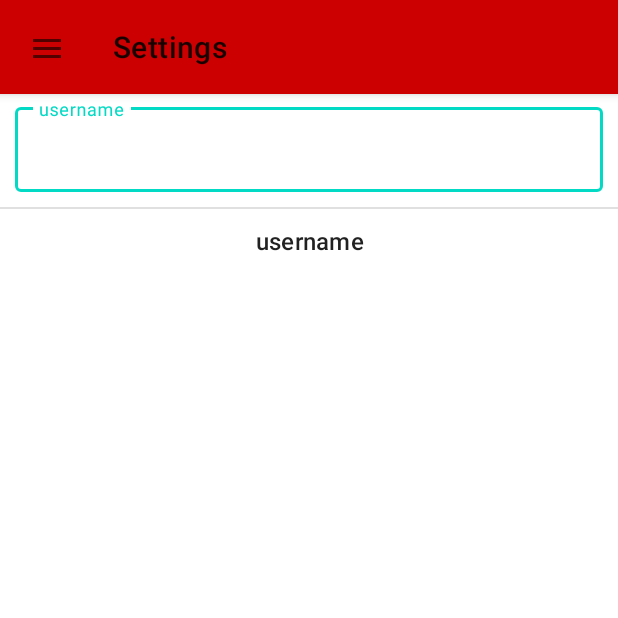
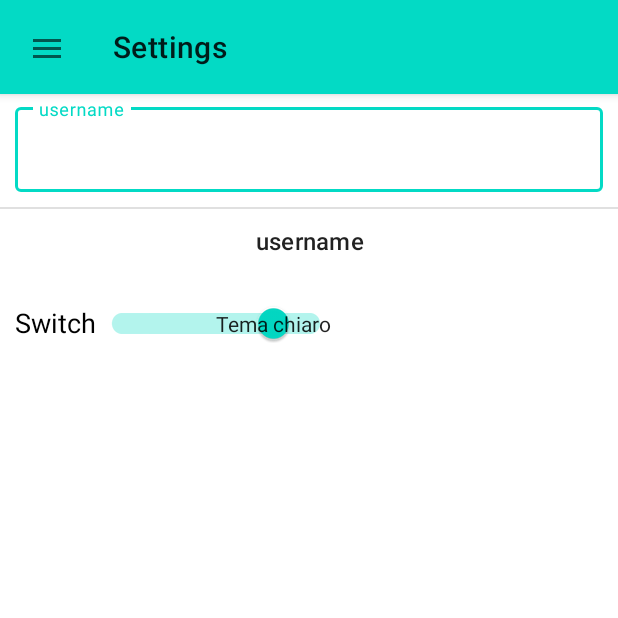
Before and after one commit to MatVan99ita/LordOfTheGames-MobileApp, an Android app: the screen it shows after launch (SettingsActivity), after a tap on "Settings", on a phone screen of 412 x 824 dp, the top half of it. Run offline under Robolectric (Android 15) with nearby library versions, the phone set to English and light mode, and no system bars; our stand-ins replace Room's generated code; 1 other tap on this screen came first.

Commit message:
tocca forzare i tema scuro

```diff
--- a/LordOfTheGames/app/src/main/java/com/example/lordofthegames/MainActivity.kt
+++ b/LordOfTheGames/app/src/main/java/com/example/lordofthegames/MainActivity.kt
@@ -2,7 +2,10 @@ package com.example.lordofthegames
 
 //import com.example.lordofthegames.databinding.ActivityMainBinding
 
+import android.app.UiModeManager
+import android.content.Context
 import android.content.Intent
+import android.content.SharedPreferences
 import android.graphics.Bitmap
 import android.graphics.PorterDuff
 import android.graphics.drawable.BitmapDrawable
@@ -14,6 +17,7 @@ import android.view.MenuItem
 import androidx.activity.viewModels
 import androidx.appcompat.app.ActionBarDrawerToggle
 import androidx.appcompat.app.AppCompatActivity
+import androidx.appcompat.app.AppCompatDelegate
 import androidx.core.content.ContextCompat
 import androidx.core.view.GravityCompat
 import androidx.drawerlayout.widget.DrawerLayout
@@ -207,6 +211,17 @@ class MainActivity : AppCompatActivity() {
 
 
 
+
+        val sharedPreferences: SharedPreferences = this.getPreferences(Context.MODE_PRIVATE)
+        val uiModeManager = this.getSystemService(Context.UI_MODE_SERVICE) as UiModeManager
+        val mode = uiModeManager.nightMode
+        val isDarkTheme = sharedPreferences.getBoolean("theme", mode == UiModeManager.MODE_NIGHT_YES)
+        AppCompatDelegate.setDefaultNightMode( if(isDarkTheme) AppCompatDelegate.MODE_NIGHT_YES else AppCompatDelegate.MODE_NIGHT_NO);
+
+
+
+
+
     }
 
 
--- a/LordOfTheGames/app/src/main/java/com/example/lordofthegames/Settings/SettingsActivity.kt
+++ b/LordOfTheGames/app/src/main/java/com/example/lordofthegames/Settings/SettingsActivity.kt
@@ -1,9 +1,15 @@
 package com.example.lordofthegames.Settings
 
+import android.content.Context
 import android.content.Intent
 import android.os.Bundle
+import android.util.AttributeSet
+import android.util.Log
 import android.view.Menu
 import android.view.MenuItem
+import android.view.View
+import android.view.View.OnClickListener
+import android.widget.Button
 import androidx.appcompat.app.ActionBarDrawerToggle
 import androidx.appcompat.app.AppCompatActivity
 import androidx.core.view.GravityCompat
@@ -16,8 +22,10 @@ class SettingsActivity: AppCompatActivity() {
 
     private lateinit var drawerLayout: DrawerLayout
     private lateinit var actionBarDrawerToggle: ActionBarDrawerToggle
-
+    private var AavedInstanceState: Bundle? = null
     override fun onCreate(savedInstanceState: Bundle?) {
+        this.AavedInstanceState = savedInstanceState
+        this.setTheme(R.style.Theme_LordOfTheGames_AZURE)
         super.onCreate(savedInstanceState)
 
         setContentView(R.layout.activity_settings)
@@ -46,6 +54,14 @@ class SettingsActivity: AppCompatActivity() {
             this,
             "null"
         )
+
+        //val btn: Button = findViewById(R.id.btn_verde).setOnClickListener(this);
+        //val btn1: Button = findViewById(R.id.btn_azzurro).setOnClickListener(this);
+
+    }
+
+    override fun onCreateView(name: String, context: Context, attrs: AttributeSet): View? {
+        return super.onCreateView(name, context, attrs)
     }
 
     override fun onCreateOptionsMenu(menu: Menu): Boolean {
--- a/LordOfTheGames/app/src/main/java/com/example/lordofthegames/Settings/SettingsFragment.kt
+++ b/LordOfTheGames/app/src/main/java/com/example/lordofthegames/Settings/SettingsFragment.kt
@@ -1,6 +1,7 @@
 package com.example.lordofthegames.Settings
 
 import android.app.Activity
+import android.app.UiModeManager
 import android.content.Context
 import android.content.SharedPreferences
 import android.os.Bundle
@@ -12,20 +13,14 @@ import android.view.Menu
 import android.view.MenuInflater
 import android.view.View
 import android.view.ViewGroup
-import android.widget.Button
-import android.widget.CompoundButton
 import android.widget.EditText
 import android.widget.TextView
-import androidx.appcompat.app.AppCompatActivity
 import androidx.appcompat.app.AppCompatDelegate
 import androidx.appcompat.view.ContextThemeWrapper
 import androidx.appcompat.widget.SwitchCompat
 import androidx.fragment.app.Fragment
-import androidx.fragment.app.FragmentManager
-import androidx.fragment.app.FragmentTransaction
-import com.example.lordofthegames.GameDetails.GameDetFragment
 import com.example.lordofthegames.R
-import com.google.android.material.switchmaterial.SwitchMaterial
+import com.example.lordofthegames.Utilities
 import com.google.android.material.textfield.TextInputLayout
 
 
@@ -82,7 +77,22 @@ class SettingsFragment: Fragment() {
                     editor.apply()
                 }
             })
+
+            val switchCompat = view.findViewById<SwitchCompat>(R.id.theme_swap)
+
+            val uiModeManager = requireActivity().getSystemService(Context.UI_MODE_SERVICE) as UiModeManager
+            val mode = uiModeManager.nightMode
+            val isDarkTheme = sharedPreferences.getBoolean("theme", mode == UiModeManager.MODE_NIGHT_YES)
+            switchCompat.isChecked = !isDarkTheme
+            switchCompat.setOnCheckedChangeListener { _, isChecked ->
+                sharedPreferences.edit().putBoolean("theme", !isDarkTheme).apply()
+                AppCompatDelegate.setDefaultNightMode( if(isDarkTheme) AppCompatDelegate.MODE_NIGHT_NO else AppCompatDelegate.MODE_NIGHT_YES);
+            }
+
+
+
         }
+
     }
 
     @Deprecated("Deprecated in Java", ReplaceWith(
--- a/LordOfTheGames/app/src/main/java/com/example/lordofthegames/Utilities.kt
+++ b/LordOfTheGames/app/src/main/java/com/example/lordofthegames/Utilities.kt
@@ -1,6 +1,8 @@
 package com.example.lordofthegames
 
+import android.app.UiModeManager
 import android.content.Context
+import android.content.SharedPreferences
 import android.graphics.Bitmap
 import android.graphics.Canvas
 import android.graphics.drawable.BitmapDrawable
@@ -9,11 +11,11 @@ import android.os.Bundle
 import android.util.Log
 import androidx.appcompat.app.ActionBarDrawerToggle
 import androidx.appcompat.app.AppCompatActivity
+import androidx.appcompat.app.AppCompatDelegate
 import androidx.appcompat.widget.Toolbar
 import androidx.drawerlayout.widget.DrawerLayout
 import androidx.fragment.app.Fragment
 import androidx.fragment.app.FragmentTransaction
-import androidx.room.Room.databaseBuilder
 import com.example.lordofthegames.Database.LOTGDAO
 import com.example.lordofthegames.Database.LOTGDatabase
 import com.example.lordofthegames.Database.LOTGRepository
@@ -184,6 +186,20 @@ class Utilities {
                 roomDb.close()
             }
         } // */
+        fun darkThemeSwitch(context: Context, sharedPreferences: SharedPreferences): Boolean{
+            val uiModeManager = context.getSystemService(Context.UI_MODE_SERVICE) as UiModeManager
+            val mode = uiModeManager.nightMode
+            val isDarkTheme = sharedPreferences.getBoolean("theme", mode == UiModeManager.MODE_NIGHT_YES)
+            sharedPreferences.edit().putBoolean("theme", mode == UiModeManager.MODE_NIGHT_YES).apply()
+            return isDarkTheme
+        }
+
+
+
+
+
+
+
+
     }
-
 }
--- a/LordOfTheGames/app/src/main/res/layout/activity_settings.xml
+++ b/LordOfTheGames/app/src/main/res/layout/activity_settings.xml
@@ -11,19 +11,25 @@
         android:layout_width="match_parent"
         android:layout_height="match_parent">
 
-        <include layout="@layout/topbar"/>
+        <include
+            android:id="@+id/include"
+            layout="@layout/topbar"
+            app:layout_constraintStart_toStartOf="@+id/fragment_container_view"
+            app:layout_constraintTop_toTopOf="@+id/fragment_container_view" />
 
         <androidx.fragment.app.FragmentContainerView
             android:id="@+id/fragment_container_view"
+            android:name="com.example.lordofthegames.Settings.SettingsFragment"
             android:layout_width="0dp"
             android:layout_height="0dp"
             app:layout_constraintBottom_toBottomOf="parent"
             app:layout_constraintEnd_toEndOf="parent"
+            app:layout_constraintHorizontal_bias="1.0"
             app:layout_constraintStart_toStartOf="parent"
             app:layout_constraintTop_toTopOf="parent"
-            android:name="com.example.lordofthegames.Settings.SettingsFragment"
-            tools:layout="@layout/fragment_settings"
-            />
+            app:layout_constraintVertical_bias="1.0"
+            tools:layout="@layout/fragment_settings" />
+
 
     </androidx.constraintlayout.widget.ConstraintLayout>
 
--- a/LordOfTheGames/app/src/main/res/layout/fragment_settings.xml
+++ b/LordOfTheGames/app/src/main/res/layout/fragment_settings.xml
@@ -40,7 +40,20 @@
                 android:textAlignment="center"
                 android:textAppearance="@style/TextAppearance.Material3.TitleMedium"/>
 
-
+    <androidx.appcompat.widget.SwitchCompat
+        android:id="@+id/theme_swap"
+        android:layout_width="wrap_content"
+        android:layout_height="wrap_content"
+        android:layout_margin="10dp"
+        android:textOn="Tema chiaro"
+        android:textOff="Tema scuro"
+        android:textAppearance="?android:attr/textAppearanceMedium"
+        android:background="@android:color/transparent"
+        android:button="@null"
+        android:layout_alignParentEnd="true"
+        android:layout_alignParentRight="true"
+        app:showText="true"
+        android:text="Switch" />
 
 
 </androidx.appcompat.widget.LinearLayoutCompat>
```
